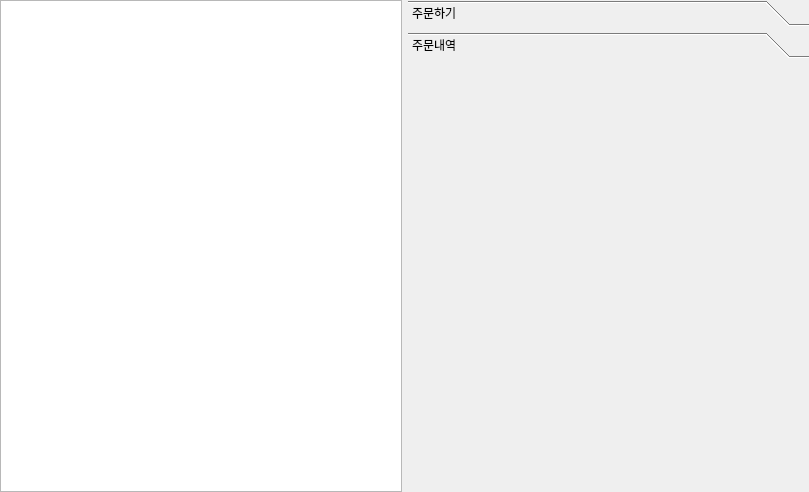
Qt form securitySoftProd_Client/clientinfoform.ui (Hyun-nine-CH/securitySoftProd) before a commit.
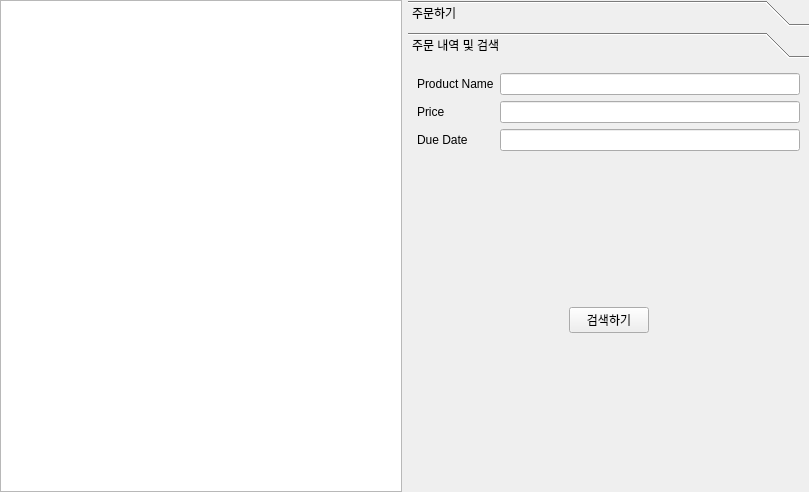
The same form after that commit.

Diff of the .ui file:
```diff
--- a/securitySoftProd_Client/clientinfoform.ui
+++ b/securitySoftProd_Client/clientinfoform.ui
@@ -169,8 +169,115 @@
        </rect>
       </property>
       <attribute name="label">
-       <string>주문내역</string>
+       <string>주문 내역 및 검색</string>
       </attribute>
+      <layout class="QVBoxLayout" name="verticalLayout_3">
+       <item>
+        <layout class="QGridLayout" name="gridLayout">
+         <item row="0" column="0">
+          <layout class="QFormLayout" name="formLayout_2">
+           <item row="0" column="0">
+            <widget class="QLabel" name="label_7">
+             <property name="text">
+              <string>Product Name</string>
+             </property>
+            </widget>
+           </item>
+           <item row="0" column="1">
+            <widget class="QLineEdit" name="lineEdit_7"/>
+           </item>
+           <item row="1" column="0">
+            <widget class="QLabel" name="label_8">
+             <property name="text">
+              <string>Price</string>
+             </property>
+            </widget>
+           </item>
+           <item row="1" column="1">
+            <widget class="QLineEdit" name="lineEdit_8"/>
+           </item>
+           <item row="2" column="0">
+            <widget class="QLabel" name="label_9">
+             <property name="text">
+              <string>Due Date</string>
+             </property>
+            </widget>
+           </item>
+           <item row="2" column="1">
+            <widget class="QLineEdit" name="lineEdit_9"/>
+           </item>
+          </layout>
+         </item>
+         <item row="1" column="0">
+          <layout class="QVBoxLayout" name="verticalLayout">
+           <item>
+            <spacer name="verticalSpacer">
+             <property name="orientation">
+              <enum>Qt::Orientation::Vertical</enum>
+             </property>
+             <property name="sizeHint" stdset="0">
+              <size>
+               <width>20</width>
+               <height>68</height>
+              </size>
+             </property>
+            </spacer>
+           </item>
+           <item>
+            <layout class="QHBoxLayout" name="horizontalLayout_2">
+             <item>
+              <spacer name="horizontalSpacer_4">
+               <property name="orientation">
+                <enum>Qt::Orientation::Horizontal</enum>
+               </property>
+               <property name="sizeHint" stdset="0">
+                <size>
+                 <width>98</width>
+                 <height>20</height>
+                </size>
+               </property>
+              </spacer>
+             </item>
+             <item>
+              <widget class="QPushButton" name="pushButton_2">
+               <property name="text">
+                <string>검색하기</string>
+               </property>
+              </widget>
+             </item>
+             <item>
+              <spacer name="horizontalSpacer_5">
+               <property name="orientation">
+                <enum>Qt::Orientation::Horizontal</enum>
+               </property>
+               <property name="sizeHint" stdset="0">
+                <size>
+                 <width>98</width>
+                 <height>20</height>
+                </size>
+               </property>
+              </spacer>
+             </item>
+            </layout>
+           </item>
+           <item>
+            <spacer name="verticalSpacer_3">
+             <property name="orientation">
+              <enum>Qt::Orientation::Vertical</enum>
+             </property>
+             <property name="sizeHint" stdset="0">
+              <size>
+               <width>20</width>
+               <height>68</height>
+              </size>
+             </property>
+            </spacer>
+           </item>
+          </layout>
+         </item>
+        </layout>
+       </item>
+      </layout>
      </widget>
     </widget>
    </item>
```
Left out of the diff: 35 changed lines with no effect on the pictures. Lines whose indentation alone changed are shown as unchanged.
